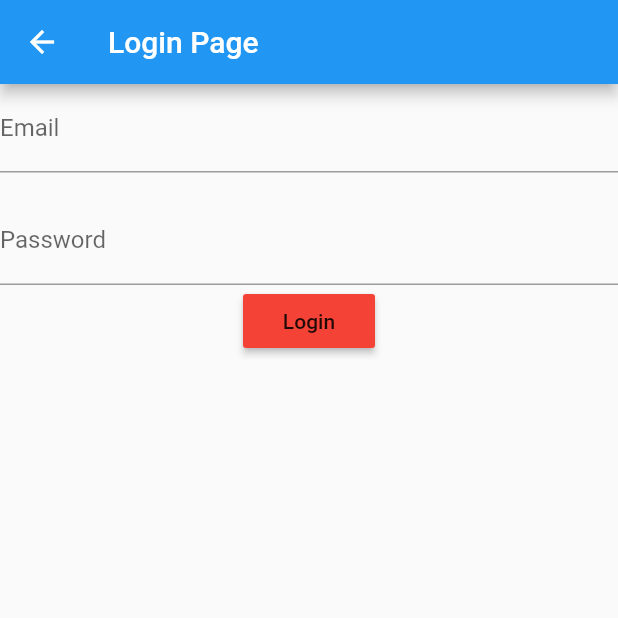
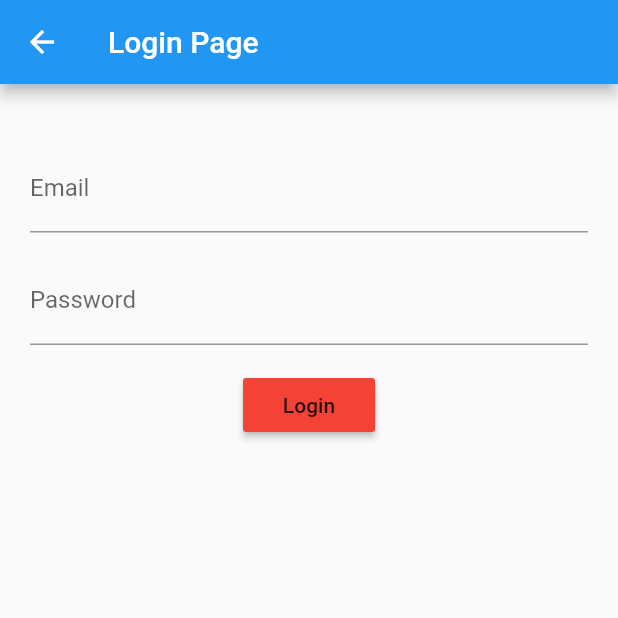
Before and after one commit to udacodingid/state_management_provider, a Flutter app: the LoginScreen screen opened directly, on a phone screen of 412 x 824 dp, the top half of it. Run offline on Flutter 3.47's test engine with Material 2 defaults, Android fonts, the phone set to English and light mode, and no system bars.

Commit message:
update login screen

```diff
--- a/belajar_provider/lib/ui/loginregister/login_screen.dart
+++ b/belajar_provider/lib/ui/loginregister/login_screen.dart
@@ -1,4 +1,6 @@
+import 'package:belajar_provider/provider/auth_provider.dart';
 import 'package:flutter/material.dart';
+import 'package:provider/provider.dart';
 
 class LoginScreen extends StatelessWidget {
 
@@ -9,10 +11,18 @@ class LoginScreen extends StatelessWidget {
         title: Text('Login Page'),
       ),
 
-      body: Center(
+      body: Consumer<AuthProvider>(
+        builder: (BuildContext context, value, Widget child){
+          return Container(
+            margin: EdgeInsets.symmetric(
+              vertical: 40,
+              horizontal: 20
+            ),
+            child: Center(
               child: Column(
                 children: [
                   TextFormField(
+                    controller: value.email,
                     decoration: InputDecoration(
                         hintText: 'Email',
                         labelText: 'Email'
@@ -20,13 +30,19 @@ class LoginScreen extends StatelessWidget {
                   ),
                   SizedBox(height: 16,),
                   TextFormField(
+                    controller: value.password,
                     obscureText: true,
                     decoration: InputDecoration(
                         hintText: 'Password',
                         labelText: 'Password'
                     ),
                   ),
-            MaterialButton(onPressed: (){},
+                  SizedBox(height: 16,),
+                  value.loadingLogin ? CircularProgressIndicator() :
+                  MaterialButton(onPressed: (){
+                    if(value.loadingLogin) return;
+                    value.login(context);
+                  },
                     child: Text("Login"),
                     color: Colors.red,
                   ),
@@ -34,5 +50,9 @@ class LoginScreen extends StatelessWidget {
               ),
             ),
           );
+        },
+
+      ),
+    );
   }
 }
```
Lines whose indentation alone changed are shown as unchanged.
